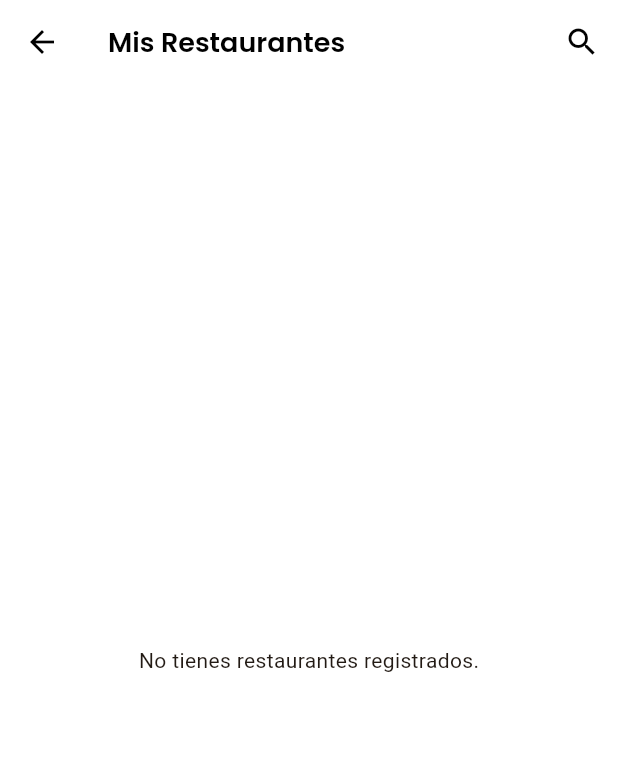
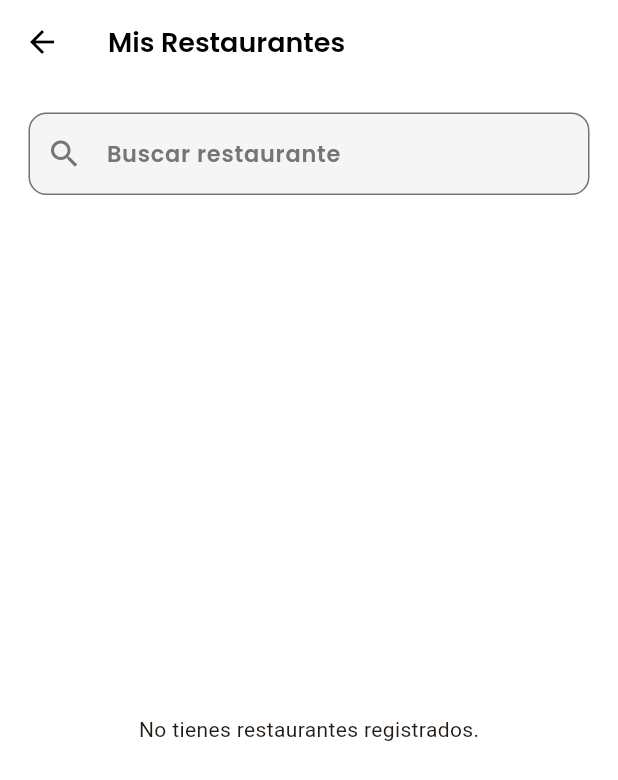
Before and after one commit to Jhon-Rodriguez20/sazon_urbano, a Flutter app: the MisRestaurantesPantalla screen opened directly, on a phone screen of 412 x 824 dp. Shown: the top 780 px of the screen. Run offline on Flutter 3.47's test engine with Material 3 defaults, Android fonts, the light colour scheme and no system bars; our stand-ins replace cloud_firestore, firebase_auth, firebase_core, get, get_storage, google_fonts and 2 more; accounts and stored records are empty.

Commit message:
correcciones de bugs

```diff
--- a/lib/view/mi cuenta/mi_cuenta_pantalla.dart
+++ b/lib/view/mi cuenta/mi_cuenta_pantalla.dart
@@ -263,7 +263,6 @@ class MiCuentaPantalla extends StatelessWidget {
         backgroundColor: Theme.of(context).scaffoldBackgroundColor,
         shape: RoundedRectangleBorder(
           borderRadius: BorderRadius.circular(16),
-
         ),
         contentPadding: EdgeInsets.symmetric(
           horizontal: 24,
--- a/lib/view/restaurante/mis_restaurantes_pantalla.dart
+++ b/lib/view/restaurante/mis_restaurantes_pantalla.dart
@@ -1,24 +1,37 @@
 import 'package:flutter/material.dart';
 import 'package:get/get.dart';
+import 'package:sazon_urbano/controllers/accesibilidad/accesibilidad_controlador.dart';
 import 'package:sazon_urbano/controllers/restaurante/restaurante_controlador.dart';
 import 'package:sazon_urbano/utils/app_estilos_texto.dart';
 import 'package:sazon_urbano/view/restaurante/restaurante_grid.dart';
 import 'package:firebase_auth/firebase_auth.dart';
+import 'package:sazon_urbano/view/widgets/barra_busqueda_personalizado.dart';
 
 class MisRestaurantesPantalla extends StatelessWidget {
   const MisRestaurantesPantalla({super.key});
 
   @override
   Widget build(BuildContext context) {
+    final accesibilidadCtrl = Get.find<AccesibilidadControlador>();
     final isDark = Theme.of(context).brightness == Brightness.dark;
     final restauranteControlador = Get.put(RestauranteControlador());
     final String idUsuario = FirebaseAuth.instance.currentUser!.uid;
+    final desaturar = accesibilidadCtrl.activarDesaturacion.value;
 
     WidgetsBinding.instance.addPostFrameCallback((_) {
       restauranteControlador.cargarMisRestaurantes(idUsuario);
     });
 
-    return Scaffold(
+    return ColorFiltered(
+      colorFilter: desaturar
+        ? const ColorFilter.matrix(<double>[
+            0.2126, 0.7152, 0.0722, 0, 0,
+            0.2126, 0.7152, 0.0722, 0, 0,
+            0.2126, 0.7152, 0.0722, 0, 0,
+            0, 0, 0, 1, 0,
+          ])
+        : const ColorFilter.mode(Colors.transparent, BlendMode.dst),
+          child: Scaffold(
           backgroundColor: Theme.of(context).scaffoldBackgroundColor,
           appBar: AppBar(
             leading: IconButton(
@@ -35,15 +48,6 @@ class MisRestaurantesPantalla extends StatelessWidget {
                 isDark ? Colors.white : Colors.black
               ),
             ),
-        actions: [
-          IconButton(
-            onPressed: () {},
-            icon: Icon(
-              Icons.search,
-              color: isDark ? Colors.white : Colors.black,
-            ),
-          ),
-        ],
           ),
           body: Obx(() {
           if (restauranteControlador.cargando.value) {
@@ -51,12 +55,27 @@ class MisRestaurantesPantalla extends StatelessWidget {
           }
 
           final restaurantes = restauranteControlador.restaurantes;
-        if (restaurantes.isEmpty) {
-          return const Center(child: Text('No tienes restaurantes registrados.'));
-        }
 
-        return RestauranteGrid();
+          return Column(
+            crossAxisAlignment: CrossAxisAlignment.start,
+            children: [
+              Padding(
+                padding: EdgeInsets.all(3),
+                child: BarraBusquedaPersonalizado(
+                  hintText: 'buscador_personalizado_restaurante'.tr,
+                  onChanged: (valor) =>
+                      restauranteControlador.terminoBusqueda.value = valor,
+                ),
+              ),
+              Expanded(
+                child: restaurantes.isEmpty
+                    ? const Center(child: Text('No tienes restaurantes registrados.'))
+                    : RestauranteGrid(),
+              ),
+            ],
+          );
         }),
+      ),
     );
   }
 }
```
Lines whose indentation alone changed are shown as unchanged.
